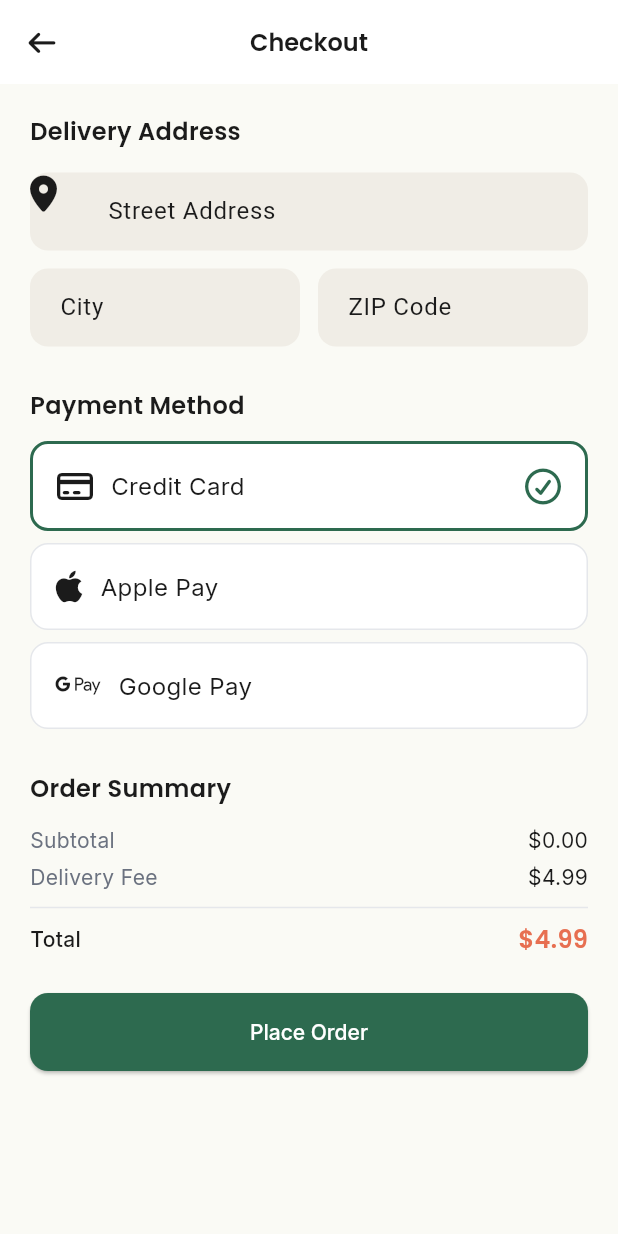
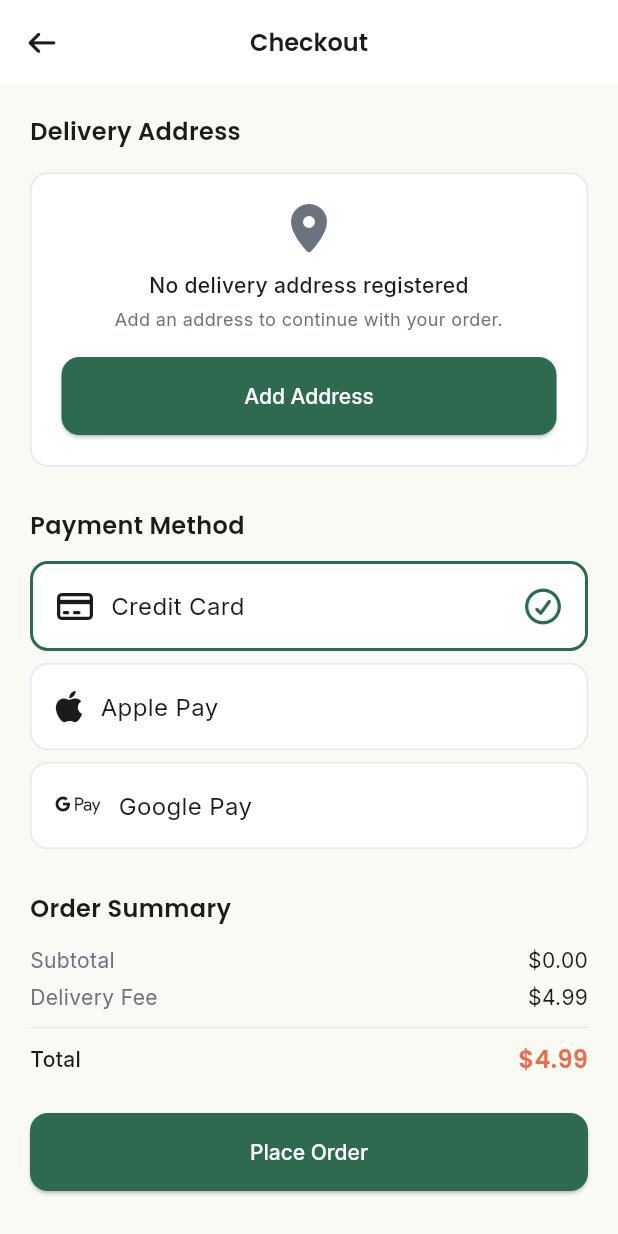
Before and after one commit to guilhermeeng99/harvest, a Flutter app: the CheckoutPage screen opened by its route, on a phone screen of 412 x 824 dp. Run offline on Flutter 3.47's test engine with Material 3 defaults, Android fonts, the phone set to English and light mode, and no system bars; our stand-ins replace cached_network_image, cloud_firestore, dartz, equatable, firebase_auth, firebase_core and 8 more; accounts and stored records are empty; generated files the repository leaves out were written again.

Commit message:
[REFACTOR] Cart + checkout features

```diff
--- a/lib/app/assets/i18n/en.i18n.json
+++ b/lib/app/assets/i18n/en.i18n.json
@@ -120,6 +120,11 @@
     "street": "Street Address",
     "city": "City",
     "zipCode": "ZIP Code",
+    "changeAddress": "Change",
+    "addAddress": "Add Address",
+    "noAddress": "No delivery address registered",
+    "noAddressSubtitle": "Add an address to continue with your order.",
+    "selectAddressError": "Please select a delivery address",
     "paymentMethod": "Payment Method",
     "creditCard": "Credit Card",
     "applePay": "Apple Pay",
--- a/lib/features/cart/presentation/pages/cart_page.dart
+++ b/lib/features/cart/presentation/pages/cart_page.dart
@@ -110,6 +110,10 @@ class _CartContent extends StatelessWidget {
                     size: 20,
                   ),
                 ),
+                child: GestureDetector(
+                  onTap: () => context.push(
+                    AppRoutes.productDetailsPath(item.product.id),
+                  ),
                   child: Container(
                     padding: const EdgeInsets.all(12),
                     decoration: BoxDecoration(
@@ -158,6 +162,7 @@ class _CartContent extends StatelessWidget {
                         ),
                         QuantitySelector(
                           quantity: item.quantity,
+                          min: 0,
                           onIncrement: () => context.read<CartBloc>().add(
                             CartItemQuantityUpdated(
                               productId: item.product.id,
@@ -172,6 +177,7 @@ class _CartContent extends StatelessWidget {
                           ),
                         ),
                       ],
+                    ),
                   ),
                 ),
               );
--- a/lib/features/checkout/presentation/pages/checkout_page.dart
+++ b/lib/features/checkout/presentation/pages/checkout_page.dart
@@ -6,10 +6,9 @@ import 'package:harvest/app/routes/app_routes.dart';
 import 'package:harvest/app/theme/app_colors.dart';
 import 'package:harvest/app/theme/app_typography.dart';
 import 'package:harvest/app/widgets/harvest_button.dart';
-import 'package:harvest/app/widgets/harvest_text_field.dart';
 import 'package:harvest/core/extensions/context_extensions.dart';
 import 'package:harvest/core/utils/currency_formatter.dart';
-import 'package:harvest/core/utils/validators.dart';
+import 'package:harvest/features/address/presentation/cubit/address_cubit.dart';
 import 'package:harvest/features/cart/presentation/bloc/cart_bloc.dart';
 import 'package:harvest/features/checkout/domain/entities/order_entity.dart';
 import 'package:harvest/features/checkout/presentation/bloc/checkout_bloc.dart';
@@ -23,30 +22,23 @@ class CheckoutPage extends StatefulWidget {
 }
 
 class _CheckoutPageState extends State<CheckoutPage> {
-  final _formKey = GlobalKey<FormState>();
-  final _streetController = TextEditingController();
-  final _cityController = TextEditingController();
-  final _zipController = TextEditingController();
   String _paymentMethod = 'Credit Card';
 
-  @override
-  void dispose() {
-    _streetController.dispose();
-    _cityController.dispose();
-    _zipController.dispose();
-    super.dispose();
+  void _onPlaceOrder() {
+    final selectedAddress = context.read<AddressCubit>().state.selectedAddress;
+
+    if (selectedAddress == null) {
+      context.showErrorSnackBar(t.checkout.selectAddressError);
+      return;
     }
-
-  void _onPlaceOrder() {
-    if (!_formKey.currentState!.validate()) return;
 
     context.read<CheckoutBloc>()
       ..add(
         CheckoutAddressUpdated(
           DeliveryAddress(
-            street: _streetController.text.trim(),
-            city: _cityController.text.trim(),
-            zipCode: _zipController.text.trim(),
+            street: '${selectedAddress.street}, ${selectedAddress.number}',
+            city: selectedAddress.city,
+            zipCode: selectedAddress.zipCode,
           ),
         ),
       )
@@ -79,8 +71,6 @@ class _CheckoutPageState extends State<CheckoutPage> {
         },
         child: SingleChildScrollView(
           padding: const EdgeInsets.all(20),
-          child: Form(
-            key: _formKey,
           child: Column(
             crossAxisAlignment: CrossAxisAlignment.start,
             children: [
@@ -89,40 +79,7 @@ class _CheckoutPageState extends State<CheckoutPage> {
                 style: AppTypography.titleLarge,
               ),
               const SizedBox(height: 16),
-                HarvestTextField(
-                  controller: _streetController,
-                  label: t.checkout.street,
-                  prefixIcon: const FaIcon(
-                    FontAwesomeIcons.locationDot,
-                  ),
-                  textInputAction: TextInputAction.next,
-                  validator: (v) => Validators.required(v, fieldName: 'Street'),
-                ),
-                const SizedBox(height: 12),
-                Row(
-                  children: [
-                    Expanded(
-                      child: HarvestTextField(
-                        controller: _cityController,
-                        label: t.checkout.city,
-                        textInputAction: TextInputAction.next,
-                        validator: (v) =>
-                            Validators.required(v, fieldName: 'City'),
-                      ),
-                    ),
-                    const SizedBox(width: 12),
-                    Expanded(
-                      child: HarvestTextField(
-                        controller: _zipController,
-                        label: t.checkout.zipCode,
-                        keyboardType: TextInputType.number,
-                        textInputAction: TextInputAction.done,
-                        validator: (v) =>
-                            Validators.required(v, fieldName: 'ZIP'),
-                      ),
-                    ),
-                  ],
-                ),
+              const _AddressSection(),
               const SizedBox(height: 28),
               Text(t.checkout.paymentMethod, style: AppTypography.titleLarge),
               const SizedBox(height: 12),
@@ -199,7 +156,115 @@ class _CheckoutPageState extends State<CheckoutPage> {
           ),
         ),
       ),
+    );
+  }
+}
+
+class _AddressSection extends StatelessWidget {
+  const _AddressSection();
+
+  @override
+  Widget build(BuildContext context) {
+    return BlocBuilder<AddressCubit, AddressState>(
+      builder: (context, state) {
+        if (state.status == AddressStatus.loading) {
+          return const Center(child: CircularProgressIndicator());
+        }
+
+        final address = state.selectedAddress;
+
+        if (address == null) {
+          return Container(
+            padding: const EdgeInsets.all(20),
+            decoration: BoxDecoration(
+              color: AppColors.surface,
+              borderRadius: BorderRadius.circular(12),
+              border: Border.all(color: AppColors.divider),
             ),
+            child: Column(
+              children: [
+                const FaIcon(
+                  FontAwesomeIcons.locationDot,
+                  size: 32,
+                  color: AppColors.onBackgroundLight,
+                ),
+                const SizedBox(height: 12),
+                Text(
+                  t.checkout.noAddress,
+                  style: AppTypography.titleMedium,
+                  textAlign: TextAlign.center,
+                ),
+                const SizedBox(height: 4),
+                Text(
+                  t.checkout.noAddressSubtitle,
+                  style: AppTypography.bodySmall.copyWith(
+                    color: AppColors.onBackgroundLight,
+                  ),
+                  textAlign: TextAlign.center,
+                ),
+                const SizedBox(height: 16),
+                HarvestButton(
+                  label: t.checkout.addAddress,
+                  onPressed: () => context.push(AppRoutes.addressAdd),
+                ),
+              ],
+            ),
+          );
+        }
+
+        return Container(
+          padding: const EdgeInsets.all(16),
+          decoration: BoxDecoration(
+            color: AppColors.surface,
+            borderRadius: BorderRadius.circular(12),
+            border: Border.all(color: AppColors.divider),
+          ),
+          child: Row(
+            children: [
+              const FaIcon(
+                FontAwesomeIcons.locationDot,
+                size: 20,
+                color: AppColors.primary,
+              ),
+              const SizedBox(width: 12),
+              Expanded(
+                child: Column(
+                  crossAxisAlignment: CrossAxisAlignment.start,
+                  children: [
+                    if (address.label != null)
+                      Text(
+                        address.label!,
+                        style: AppTypography.titleMedium,
+                      ),
+                    Text(
+                      address.shortAddress,
+                      style: AppTypography.bodyMedium,
+                      maxLines: 1,
+                      overflow: TextOverflow.ellipsis,
+                    ),
+                    Text(
+                      '${address.city}, ${address.state} - ${address.zipCode}',
+                      style: AppTypography.bodySmall.copyWith(
+                        color: AppColors.onBackgroundLight,
+                      ),
+                    ),
+                  ],
+                ),
+              ),
+              TextButton(
+                onPressed: () => context.push(AppRoutes.addresses),
+                child: Text(
+                  t.checkout.changeAddress,
+                  style: AppTypography.bodySmall.copyWith(
+                    color: AppColors.primary,
+                    fontWeight: FontWeight.w600,
+                  ),
+                ),
+              ),
+            ],
+          ),
+        );
+      },
     );
   }
 }
```
Also changed, not shown: lib/gen/i18n/strings.g.dart, lib/gen/i18n/strings_en.g.dart. Lines whose indentation alone changed are shown as unchanged.
